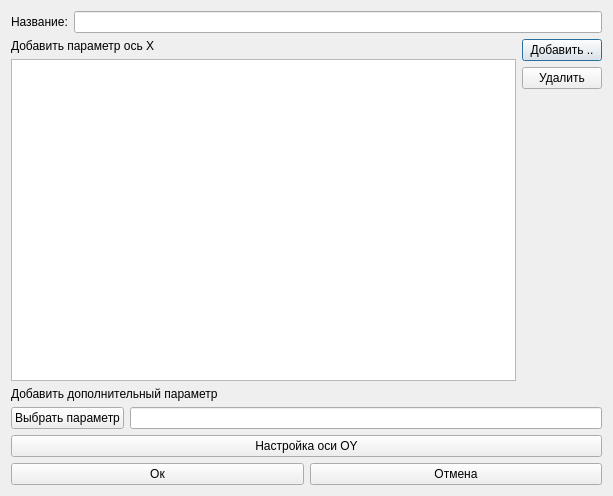
The window that resources/ui/create_epure.ui (rymatoi/new-uniskad) describes before a commit, drawn with Qt 5.
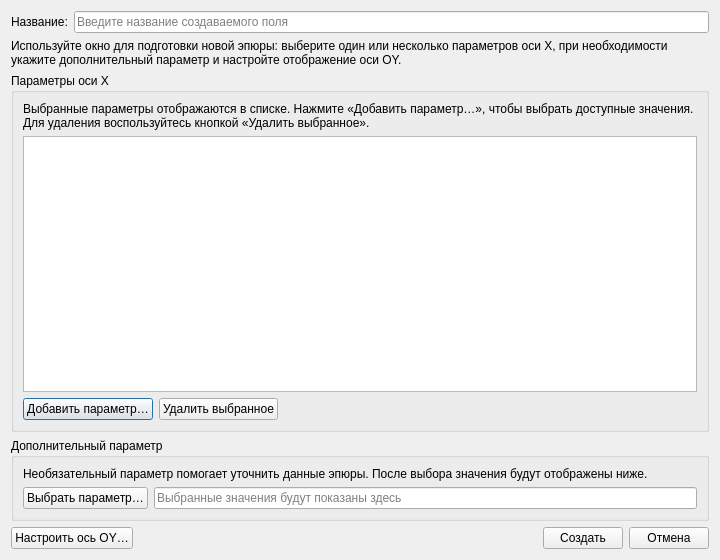
The same window after the commit.

Commit message: Improve epure creation dialog layout

Diff of the .ui file:
```diff
--- a/resources/ui/create_epure.ui
+++ b/resources/ui/create_epure.ui
@@ -6,71 +6,111 @@
    <rect>
     <x>0</x>
     <y>0</y>
-    <width>613</width>
-    <height>496</height>
+    <width>720</width>
+    <height>560</height>
    </rect>
   </property>
+  <property name="minimumSize">
+   <size>
+    <width>640</width>
+    <height>500</height>
+   </size>
+  </property>
   <property name="windowTitle">
    <string>Создание полей</string>
   </property>
-  <layout class="QGridLayout" name="gridLayout">
+  <layout class="QVBoxLayout" name="mainLayout">
+   <item>
+    <layout class="QFormLayout" name="headerFormLayout">
+     <property name="fieldGrowthPolicy">
+      <enum>QFormLayout::ExpandingFieldsGrow</enum>
+     </property>
    <item row="0" column="0">
-    <layout class="QVBoxLayout" name="verticalLayout_3">
-     <item>
-      <layout class="QHBoxLayout" name="horizontalLayout_5">
-       <item>
         <widget class="QLabel" name="label_4">
          <property name="text">
           <string>Название:</string>
          </property>
         </widget>
        </item>
-       <item>
-        <widget class="QLineEdit" name="nameLineEdit"/>
+     <item row="0" column="1">
+      <widget class="QLineEdit" name="nameLineEdit">
+       <property name="placeholderText">
+        <string>Введите название создаваемого поля</string>
+       </property>
+      </widget>
        </item>
       </layout>
      </item>
      <item>
-      <layout class="QHBoxLayout" name="horizontalLayout">
+    <widget class="QLabel" name="descriptionLabel">
+     <property name="text">
+      <string>Используйте окно для подготовки новой эпюры: выберите один или несколько параметров оси X, при необходимости укажите дополнительный параметр и настройте отображение оси OY.</string>
+     </property>
+     <property name="wordWrap">
+      <bool>true</bool>
+     </property>
+    </widget>
+   </item>
        <item>
-        <layout class="QVBoxLayout" name="verticalLayout">
+    <widget class="QGroupBox" name="axisGroupBox">
+     <property name="title">
+      <string>Параметры оси X</string>
+     </property>
+     <layout class="QVBoxLayout" name="axisLayout">
          <item>
-          <widget class="QLabel" name="label">
+       <widget class="QLabel" name="axisHintLabel">
            <property name="text">
-            <string>Добавить параметр ось X</string>
-           </property>
+         <string>Выбранные параметры отображаются в списке. Нажмите «Добавить параметр…», чтобы выбрать доступные значения. Для удаления воспользуйтесь кнопкой «Удалить выбранное».</string>
+        </property>
+        <property name="wordWrap">
+         <bool>true</bool>
+        </property>
           </widget>
          </item>
          <item>
-          <widget class="QTreeView" name="paramsTreeView"/>
-         </item>
-        </layout>
-       </item>
+       <widget class="QTreeView" name="paramsTreeView">
+        <property name="alternatingRowColors">
+         <bool>true</bool>
+        </property>
+        <property name="rootIsDecorated">
+         <bool>false</bool>
+        </property>
+        <property name="headerHidden">
+         <bool>true</bool>
+        </property>
+       <property name="selectionBehavior">
+        <enum>QAbstractItemView::SelectRows</enum>
+       </property>
+        <property name="editTriggers">
+         <set>QAbstractItemView::NoEditTriggers</set>
+        </property>
+       </widget>
+      </item>
        <item>
-        <layout class="QVBoxLayout" name="verticalLayout_2">
+       <layout class="QHBoxLayout" name="axisButtonsLayout">
          <item>
           <widget class="QPushButton" name="addParamPushButton">
            <property name="text">
-            <string>Добавить ..</string>
+           <string>Добавить параметр…</string>
            </property>
           </widget>
          </item>
          <item>
           <widget class="QPushButton" name="removeParamPushButton">
            <property name="text">
-            <string>Удалить</string>
+           <string>Удалить выбранное</string>
            </property>
           </widget>
          </item>
          <item>
-          <spacer name="verticalSpacer">
+         <spacer name="axisButtonsSpacer">
            <property name="orientation">
-            <enum>Qt::Vertical</enum>
+           <enum>Qt::Horizontal</enum>
            </property>
            <property name="sizeHint" stdset="0">
             <size>
-             <width>20</width>
-             <height>40</height>
+            <width>40</width>
+            <height>20</height>
             </size>
            </property>
           </spacer>
@@ -78,45 +118,74 @@
         </layout>
        </item>
       </layout>
+    </widget>
      </item>
      <item>
-      <layout class="QVBoxLayout" name="verticalLayout_4">
+    <widget class="QGroupBox" name="extraParamGroupBox">
+     <property name="title">
+      <string>Дополнительный параметр</string>
+     </property>
+     <layout class="QVBoxLayout" name="extraParamLayout">
        <item>
-        <widget class="QLabel" name="label_2">
+       <widget class="QLabel" name="extraParamHintLabel">
          <property name="text">
-          <string>Добавить дополнительный параметр</string>
+         <string>Необязательный параметр помогает уточнить данные эпюры. После выбора значения будут отображены ниже.</string>
+        </property>
+        <property name="wordWrap">
+         <bool>true</bool>
          </property>
         </widget>
        </item>
        <item>
-        <layout class="QHBoxLayout" name="horizontalLayout_3">
+       <layout class="QHBoxLayout" name="extraParamSelectionLayout">
          <item>
           <widget class="QPushButton" name="selectParam">
            <property name="text">
-            <string>Выбрать параметр</string>
+           <string>Выбрать параметр…</string>
            </property>
           </widget>
          </item>
          <item>
-          <widget class="QLineEdit" name="paramValuesLineEdit"/>
+         <widget class="QLineEdit" name="paramValuesLineEdit">
+          <property name="readOnly">
+           <bool>true</bool>
+          </property>
+          <property name="placeholderText">
+           <string>Выбранные значения будут показаны здесь</string>
+          </property>
+         </widget>
          </item>
         </layout>
        </item>
       </layout>
-     </item>
+    </widget>
+   </item>
+   <item>
+    <layout class="QHBoxLayout" name="footerLayout">
      <item>
       <widget class="QPushButton" name="oySetupPushButton">
        <property name="text">
-        <string>Настройка оси OY</string>
+        <string>Настроить ось OY…</string>
        </property>
       </widget>
      </item>
      <item>
-      <layout class="QHBoxLayout" name="horizontalLayout_2">
+      <spacer name="footerSpacer">
+       <property name="orientation">
+        <enum>Qt::Horizontal</enum>
+       </property>
+       <property name="sizeHint" stdset="0">
+        <size>
+         <width>40</width>
+         <height>20</height>
+        </size>
+       </property>
+      </spacer>
+     </item>
        <item>
         <widget class="QPushButton" name="acceptPushButton">
          <property name="text">
-          <string>Ок</string>
+        <string>Создать</string>
          </property>
         </widget>
        </item>
@@ -126,8 +195,6 @@
           <string>Отмена</string>
          </property>
         </widget>
-       </item>
-      </layout>
      </item>
     </layout>
    </item>
```
Lines whose indentation alone changed are shown as unchanged. The commit also changes 1 other file.
